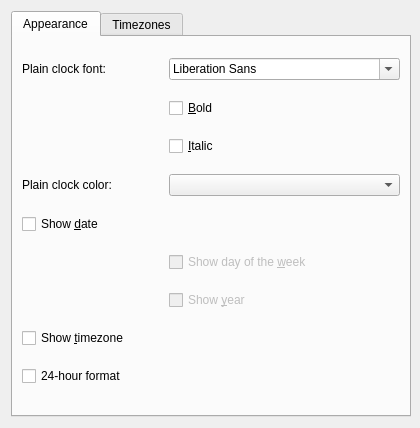
The window that plasma/applets/digital-clock/clockConfig.ui (mgottschlag/kwin-tiling) describes before a commit, drawn with Qt 5.
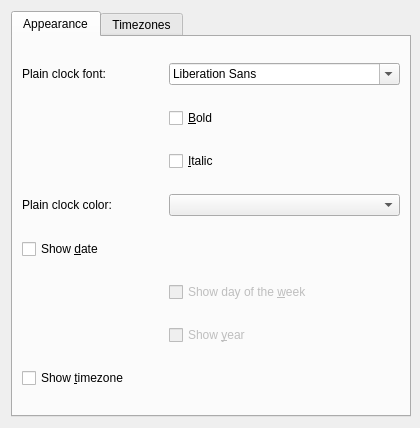
The same window after the commit. Custom widgets are drawn as their Qt base class.

Commit message: Use KLocale to format the time, rather than trying to translate the string passed to qt.  This will make the clock a lot more likely to work on non-us locales.

```diff
--- a/plasma/applets/digital-clock/clockConfig.ui
+++ b/plasma/applets/digital-clock/clockConfig.ui
@@ -107,13 +107,6 @@
          </property>
         </widget>
        </item>
-       <item row="8" column="0" colspan="2" >
-        <widget class="QCheckBox" name="twentyFour" >
-         <property name="text" >
-          <string>24-hour format</string>
-         </property>
-        </widget>
-       </item>
       </layout>
      </widget>
      <widget class="QWidget" name="TimezonesTab" >
```
The commit also changes 2 other files.
